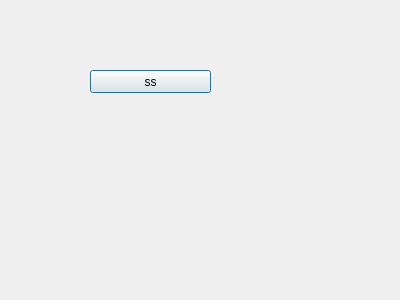
This is logindlg.ui in mnmlyn/QtTestProject as Qt 5 draws it before an edit. The edited form follows.
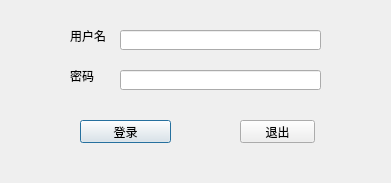
This is the edited form.

Commit message: 登录对话框

```diff
--- a/logindlg.ui
+++ b/logindlg.ui
@@ -6,8 +6,8 @@
    <rect>
     <x>0</x>
     <y>0</y>
-    <width>400</width>
-    <height>300</height>
+    <width>391</width>
+    <height>183</height>
    </rect>
   </property>
   <property name="windowTitle">
@@ -16,14 +16,73 @@
   <widget class="QPushButton" name="pushButton">
    <property name="geometry">
     <rect>
-     <x>90</x>
-     <y>70</y>
-     <width>121</width>
+     <x>80</x>
+     <y>120</y>
+     <width>91</width>
      <height>23</height>
     </rect>
    </property>
    <property name="text">
-    <string>ss</string>
+    <string>登录</string>
+   </property>
+  </widget>
+  <widget class="QPushButton" name="exitBtn">
+   <property name="geometry">
+    <rect>
+     <x>240</x>
+     <y>120</y>
+     <width>75</width>
+     <height>23</height>
+    </rect>
+   </property>
+   <property name="text">
+    <string>退出</string>
+   </property>
+  </widget>
+  <widget class="QLabel" name="label">
+   <property name="geometry">
+    <rect>
+     <x>70</x>
+     <y>30</y>
+     <width>54</width>
+     <height>12</height>
+    </rect>
+   </property>
+   <property name="text">
+    <string>用户名</string>
+   </property>
+  </widget>
+  <widget class="QLabel" name="label_2">
+   <property name="geometry">
+    <rect>
+     <x>70</x>
+     <y>70</y>
+     <width>54</width>
+     <height>12</height>
+    </rect>
+   </property>
+   <property name="text">
+    <string>密码</string>
+   </property>
+  </widget>
+  <widget class="QLineEdit" name="userLineEdit">
+   <property name="geometry">
+    <rect>
+     <x>120</x>
+     <y>30</y>
+     <width>201</width>
+     <height>20</height>
+    </rect>
+   </property>
+  </widget>
+  <widget class="QLineEdit" name="pwdLineEdit">
+   <property name="geometry">
+    <rect>
+     <x>120</x>
+     <y>70</y>
+     <width>201</width>
+     <height>20</height>
+    </rect>
    </property>
   </widget>
  </widget>
```
Left out of the diff: 12 changed lines with no effect on the pictures. The commit also changes 3 other files.
